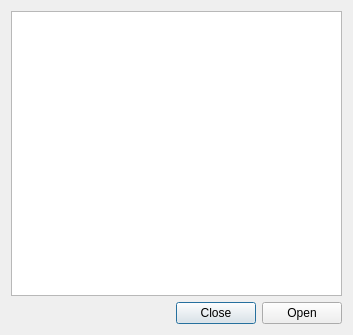
This is src/Tsunami/OpenMeasureDialog.ui in maluginp/Tsunami as Qt 5 draws it before an edit. The edited form follows.
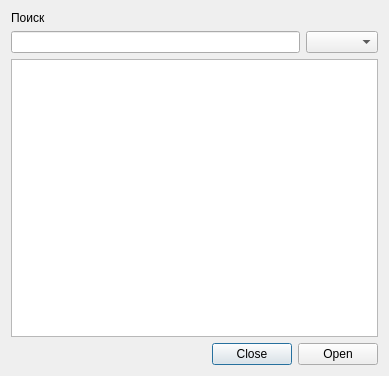
This is the edited form.

Commit message: OpenMeasureDialog is completed, refs #24

The edit to the form file:
```diff
--- a/src/Tsunami/OpenMeasureDialog.ui
+++ b/src/Tsunami/OpenMeasureDialog.ui
@@ -6,8 +6,8 @@
    <rect>
     <x>0</x>
     <y>0</y>
-    <width>353</width>
-    <height>335</height>
+    <width>389</width>
+    <height>376</height>
    </rect>
   </property>
   <property name="windowTitle">
@@ -15,9 +15,26 @@
   </property>
   <layout class="QGridLayout" name="gridLayout">
    <item row="0" column="0">
-    <widget class="QListView" name="measuresListView"/>
+    <widget class="QLabel" name="label">
+     <property name="text">
+      <string>Поиск</string>
+     </property>
+    </widget>
    </item>
    <item row="1" column="0">
+    <layout class="QHBoxLayout" name="horizontalLayout_2">
+     <item>
+      <widget class="QLineEdit" name="measureNameLineEdit"/>
+     </item>
+     <item>
+      <widget class="QComboBox" name="measureTypeComboBox"/>
+     </item>
+    </layout>
+   </item>
+   <item row="2" column="0">
+    <widget class="QListView" name="measuresListView"/>
+   </item>
+   <item row="3" column="0">
     <layout class="QHBoxLayout" name="horizontalLayout">
      <item>
       <spacer name="horizontalSpacer">
```
Left out of the diff: 2 changed lines with no effect on the pictures. The commit also changes 6 other files.
